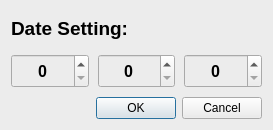
First picture: the form in ui/dialogwidget/datetimesetdialog.ui, repository 15903016222/Voice, before the edit.
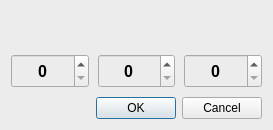
Second picture: the form after the edit.

What changed in the file:
```diff
--- a/ui/dialogwidget/datetimesetdialog.ui
+++ b/ui/dialogwidget/datetimesetdialog.ui
@@ -49,7 +49,7 @@
          </font>
         </property>
         <property name="text">
-         <string>Date Setting:</string>
+         <string/>
         </property>
        </widget>
       </item>
```
Left out of the diff: 12 changed lines with no effect on the pictures.
